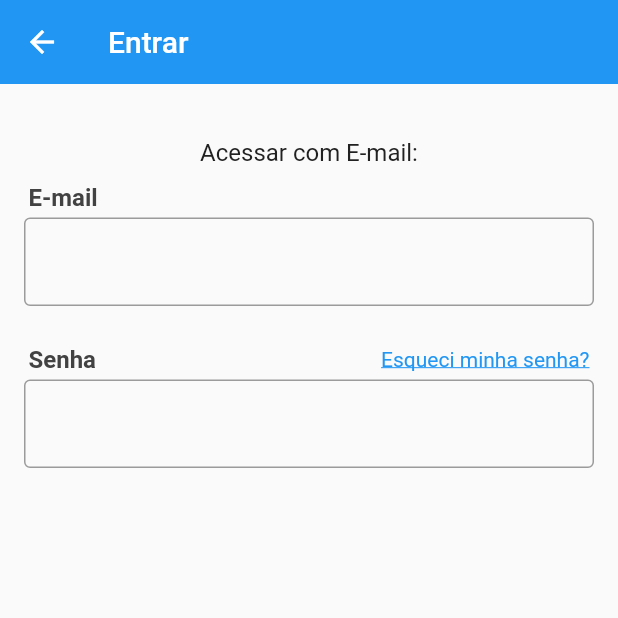
After one commit to PatrickSLuz/OLX-Clone-Flutter, a Flutter app: the LoginScreen screen opened directly, on a phone screen of 412 x 824 dp, the top half of it. The commit adds this screen. Run offline on Flutter 3.47's test engine with Material 2 defaults, Android fonts, the phone set to English and light mode, and no system bars; our stand-ins replace rxdart.

Commit message:
init add login screen

```diff
--- /dev/null
+++ b/lib/login/view/login_screen.dart
@@ -0,0 +1,104 @@
+import 'package:flutter/material.dart';
+
+class LoginScreen extends StatefulWidget {
+  @override
+  _LoginScreenState createState() => _LoginScreenState();
+}
+
+class _LoginScreenState extends State<LoginScreen> {
+  @override
+  Widget build(BuildContext context) {
+    return Scaffold(
+      appBar: AppBar(
+        elevation: 0,
+        title: const Text("Entrar"),
+      ),
+      body: SingleChildScrollView(
+        child: Padding(
+          padding: const EdgeInsets.all(16),
+          child: Column(
+            crossAxisAlignment: CrossAxisAlignment.stretch,
+            children: [
+              Padding(
+                padding: const EdgeInsets.only(top: 20, bottom: 11),
+                child: Text(
+                  "Acessar com E-mail:",
+                  textAlign: TextAlign.center,
+                  style: TextStyle(
+                    color: Colors.grey[900],
+                    fontSize: 16,
+                  ),
+                ),
+              ),
+              Padding(
+                padding: const EdgeInsets.only(left: 3, bottom: 4),
+                child: Text(
+                  "E-mail",
+                  style: TextStyle(
+                    color: Colors.grey[800],
+                    fontSize: 16,
+                    fontWeight: FontWeight.w700,
+                  ),
+                ),
+              ),
+              StreamBuilder(
+                builder: (context, snapshot) {
+                  return TextField(
+                    keyboardType: TextInputType.emailAddress,
+                    autocorrect: false,
+                    decoration: const InputDecoration(
+                      border: const OutlineInputBorder(),
+                    ),
+                  );
+                },
+              ),
+              Padding(
+                padding: const EdgeInsets.fromLTRB(3, 26, 3, 4),
+                child: Row(
+                  mainAxisAlignment: MainAxisAlignment.spaceBetween,
+                  children: [
+                    Text(
+                      "Senha",
+                      style: TextStyle(
+                        color: Colors.grey[800],
+                        fontSize: 16,
+                        fontWeight: FontWeight.w700,
+                      ),
+                    ),
+                    InkWell(
+                      child: Text(
+                        "Esqueci minha senha?",
+                        style: TextStyle(
+                          color: Colors.blue,
+                          decoration: TextDecoration.underline,
+                        ),
+                      ),
+                      onTap: () {
+                        // Navigator.of(context).push(
+                        //   MaterialPageRoute(
+                        //     builder: (context) => RecoveryScreen(),
+                        //   ),
+                        // );
+                      },
+                    ),
+                  ],
+                ),
+              ),
+              StreamBuilder(
+                builder: (context, snapshot) {
+                  return TextField(
+                    obscureText: true,
+                    autocorrect: false,
+                    decoration: const InputDecoration(
+                      border: const OutlineInputBorder(),
+                    ),
+                  );
+                },
+              ),
+            ],
+          ),
+        ),
+      ),
+    );
+  }
+}
--- a/pubspec.yaml
+++ b/pubspec.yaml
@@ -18,7 +18,7 @@ publish_to: 'none' # Remove this line if you wish to publish to pub.dev
 version: 1.0.0+1
 
 environment:
-  sdk: ">=2.7.0 <3.0.0"
+  sdk: ">=2.8.0 <3.0.0"
 
 dependencies:
   flutter:
```
Also changed, not shown: lib/base_navigation/widgets/custom_header.dart (+19 -7 lines), lib/filter/model/filter_model.dart (+16 -0 lines), lib/filter/view/filter_screen.dart (+34 -7 lines), lib/filter/widgets/price_range_field.dart (+23 -6 lines), pubspec.lock.
